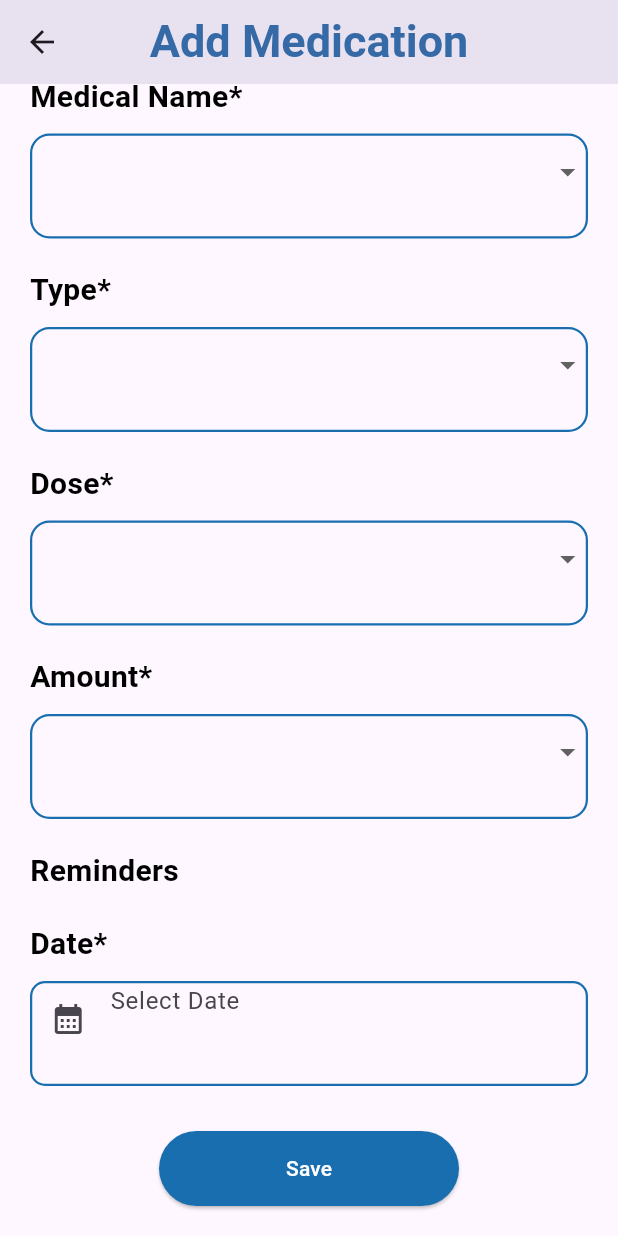
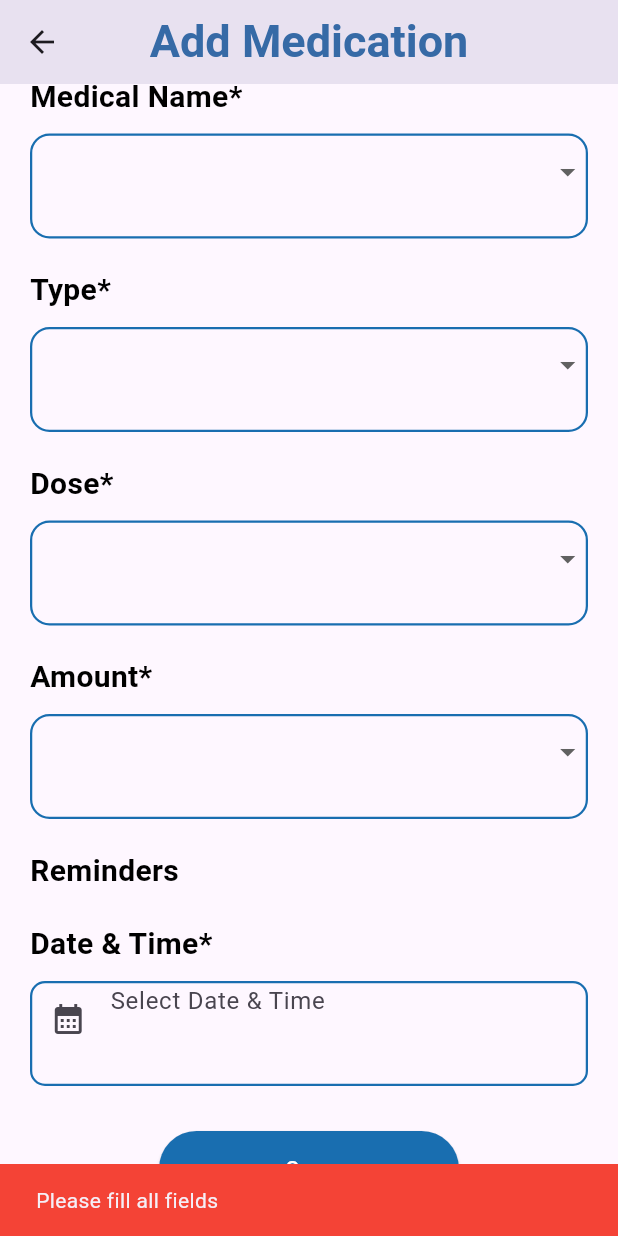
Before and after one commit to yousefMohamed2002/GraduationProject, a Flutter app: the AddMedication screen opened directly, scrolled down 114 dp, after a tap on "Save", on a phone screen of 412 x 824 dp. Run offline on Flutter 3.47's test engine with Material 3 defaults, Android fonts, the light colour scheme and no system bars; our stand-ins replace cloud_firestore, firebase_auth, firebase_core; accounts and stored records are empty.

Commit message:
Logic of Add Medications Done

```diff
--- a/Medi_bot/lib/Screens/AddMedication.dart
+++ b/Medi_bot/lib/Screens/AddMedication.dart
@@ -1,4 +1,7 @@
+import 'package:firebase_auth/firebase_auth.dart';
 import 'package:flutter/material.dart';
+import 'package:medi_bot/Screens/utilits/BuildDropDownList.dart';
+import 'package:medi_bot/Screens/utilits/AddMedicationsToFireatore.dart';
 
 class AddMedication extends StatefulWidget {
   const AddMedication({super.key});
@@ -12,71 +15,12 @@ class _AddMedicationState extends State<AddMedication> {
   String? selectedType;
   String? selectedDose;
   String? selectedAmount;
-  TextEditingController dateController = TextEditingController();
+  TextEditingController dateTimeController = TextEditingController();
 
   final List<String> medicines = ['Vitamin D', 'Vitamin C', 'Paracetamol'];
   final List<String> types = ['Tablet', 'Capsule', 'Liquid'];
   final List<String> doses = ['500mg', '1000mg', '1500mg'];
   final List<String> amounts = ['1', '2', '3', '4'];
-
-  Future<void> _selectDate(BuildContext context) async {
-    final DateTime? picked = await showDatePicker(
-      context: context,
-      initialDate: DateTime.now(),
-      firstDate: DateTime(2000),
-      lastDate: DateTime(2101),
-    );
-    if (picked != null) {
-      setState(() {
-        dateController.text = "${picked.toLocal()}".split(' ')[0];
-      });
-    }
-  }
-
-  Widget buildDropdown({
-    required String label,
-    required String? value,
-    required List<String> items,
-    required ValueChanged<String?> onChanged,
-  }) {
-    return Column(
-      crossAxisAlignment: CrossAxisAlignment.start,
-      children: [
-        Text(
-          "$label* ",
-          style: const TextStyle(
-            fontWeight: FontWeight.bold,
-            color: Colors.black,
-            fontSize: 20,
-          ),
-        ),
-        const SizedBox(height: 10),
-        Container(
-          decoration: BoxDecoration(
-            borderRadius: BorderRadius.circular(13),
-            border: Border.all(width: 1.5, color: const Color(0xFF196EB0)),
-          ),
-          width: 400,
-          height: 70,
-          child: DropdownButtonFormField<String>(
-            value: value,
-            onChanged: onChanged,
-            items: items.map((String item) {
-              return DropdownMenuItem<String>(
-                value: item,
-                child: Text(item),
-              );
-            }).toList(),
-            decoration: const InputDecoration(
-              border: InputBorder.none,
-              contentPadding: EdgeInsets.symmetric(horizontal: 10),
-            ),
-          ),
-        ),
-        const SizedBox(height: 20),
-      ],
-    );
-  }
 
   @override
   Widget build(BuildContext context) {
@@ -151,7 +95,7 @@ class _AddMedicationState extends State<AddMedication> {
             Row(
               children: const [
                 Text(
-                  "Date* ",
+                  "Date & Time* ",
                   style: TextStyle(
                     fontWeight: FontWeight.bold,
                     color: Colors.black,
@@ -162,7 +106,7 @@ class _AddMedicationState extends State<AddMedication> {
             ),
             const SizedBox(height: 10),
             GestureDetector(
-              onTap: () => _selectDate(context),
+              onTap: () => _selectDateTime(context),
               child: Container(
                 decoration: BoxDecoration(
                   borderRadius: BorderRadius.circular(10),
@@ -172,12 +116,12 @@ class _AddMedicationState extends State<AddMedication> {
                 height: 70,
                 child: AbsorbPointer(
                   child: TextFormField(
-                    controller: dateController,
+                    controller: dateTimeController,
                     decoration: const InputDecoration(
                       prefixIcon: Icon(Icons.calendar_month),
                       border: InputBorder.none,
                       contentPadding: EdgeInsets.symmetric(horizontal: 10),
-                      hintText: "Select Date",
+                      hintText: "Select Date & Time",
                     ),
                   ),
                 ),
@@ -185,9 +129,7 @@ class _AddMedicationState extends State<AddMedication> {
             ),
             const SizedBox(height: 30),
             ElevatedButton(
-              onPressed: () {
-                // Save logic here
-              },
+              onPressed: _saveMedication,
               style: ButtonStyle(
                 backgroundColor: MaterialStateProperty.all(const Color(0xFF196EB0)),
                 minimumSize: MaterialStateProperty.all(const Size(200, 50)),
@@ -204,4 +146,68 @@ class _AddMedicationState extends State<AddMedication> {
       ),
     );
   }
+  void _saveMedication() {
+    if (selectedMedicine == null ||
+        selectedType == null ||
+        selectedDose == null ||
+        selectedAmount == null ||
+        dateTimeController.text.isEmpty) {
+      ScaffoldMessenger.of(context).showSnackBar(
+        const SnackBar(
+          content: Text('Please fill all fields'),
+          backgroundColor: Colors.red,
+        ),
+      );
+      return;
+    }
+    else{
+      final addMedicationsToFirestore = AddMedicationsToFirestore(email: FirebaseAuth.instance.currentUser!.email!, selectedMedicine: selectedMedicine!, selectedType: selectedType!, selectedDose: selectedDose!, selectedAmount: selectedAmount!, dateTimeController: dateTimeController);
+      addMedicationsToFirestore.addMedicationsToDatabase();
+      ScaffoldMessenger.of(context).showSnackBar(
+        const SnackBar(
+          content: Text('Medication added successfully'),
+          backgroundColor: Colors.green,
+        ),
+      );
+
+      setState(() {
+        selectedMedicine = null;
+        selectedType = null;
+        selectedDose = null;
+        selectedAmount = null;
+        dateTimeController.clear();
+      });
+
+    }
+
+
+  }
+  Future<void> _selectDateTime(BuildContext context) async {
+    final DateTime? pickedDate = await showDatePicker(
+      context: context,
+      initialDate: DateTime.now(),
+      firstDate: DateTime(2000),
+      lastDate: DateTime(2101),
+    );
+
+    if (pickedDate != null) {
+      final TimeOfDay? pickedTime = await showTimePicker(
+        context: context,
+        initialTime: TimeOfDay.now(),
+      );
+
+      if (pickedTime != null) {
+        final DateTime combinedDateTime = DateTime(
+          pickedDate.year,
+          pickedDate.month,
+          pickedDate.day,
+          pickedTime.hour,
+          pickedTime.minute,
+        );
+        setState(() {
+          dateTimeController.text = combinedDateTime.toString();
+        });
+      }
+    }
+  }
 }
--- a/Medi_bot/lib/Screens/HomePage.dart
+++ b/Medi_bot/lib/Screens/HomePage.dart
@@ -2,11 +2,11 @@
 import 'package:cloud_firestore/cloud_firestore.dart';
 import 'package:firebase_auth/firebase_auth.dart';
 import 'package:flutter/material.dart';
+import 'package:medi_bot/Bottom_Bar/custom_bottom_nav_bar.dart';
 import 'package:medi_bot/Screens/AddMedication.dart';
 import 'package:medi_bot/Screens/Blood.dart';
 import 'package:medi_bot/Screens/Heart.dart';
 import 'package:medi_bot/Screens/Prescription.dart';
-import '../Bottom_Bar/custom_bottom_nav_bar.dart'; // Ensure this import is correct
 
 class Homepage extends StatefulWidget {
   @override
--- /dev/null
+++ b/Medi_bot/lib/Screens/utilits/AddMedicationsToFireatore.dart
@@ -0,0 +1,52 @@
+import 'package:cloud_firestore/cloud_firestore.dart';
+import 'package:flutter/cupertino.dart';
+
+class AddMedicationsToFirestore {
+  final String email;
+  final String selectedMedicine;
+  final String selectedType;
+  final String selectedDose;
+  final String selectedAmount;
+  final TextEditingController dateTimeController;
+
+  AddMedicationsToFirestore({
+    required this.email,
+    required this.selectedMedicine,
+    required this.selectedType,
+    required this.selectedDose,
+    required this.selectedAmount,
+    required this.dateTimeController,
+  });
+
+  // Method to add medication to Firestore
+  Future<bool> addMedicationsToDatabase() async {
+    if (dateTimeController.text.isEmpty) {
+      print("DateTime is empty");
+      return false;
+    }
+
+    try {
+      // Validate DateTime format
+      final dateTime = DateTime.parse(dateTimeController.text);
+
+      CollectionReference medications =
+      FirebaseFirestore.instance.collection('Medications');
+      await medications.add({
+        'Email': email,
+        'medicine': selectedMedicine,
+        'type': selectedType,
+        'dose': selectedDose,
+        'amount': selectedAmount,
+        'dateTime': Timestamp.fromDate(dateTime),
+      });
+      print("Medication Added");
+      return true; // Success
+    } on FormatException {
+      print("Invalid DateTime format");
+      return false;
+    } catch (error) {
+      print("Failed to add medication: $error");
+      return false;
+    }
+  }
+}
--- /dev/null
+++ b/Medi_bot/lib/Screens/utilits/BuildDropDownList.dart
@@ -0,0 +1,47 @@
+import 'package:flutter/cupertino.dart';
+import 'package:flutter/material.dart';
+
+Widget buildDropdown({
+  required String label,
+  required String? value,
+  required List<String> items,
+  required ValueChanged<String?> onChanged,
+}) {
+  return Column(
+    crossAxisAlignment: CrossAxisAlignment.start,
+    children: [
+      Text(
+        "$label* ",
+        style: const TextStyle(
+          fontWeight: FontWeight.bold,
+          color: Colors.black,
+          fontSize: 20,
+        ),
+      ),
+      const SizedBox(height: 10),
+      Container(
+        decoration: BoxDecoration(
+          borderRadius: BorderRadius.circular(13),
+          border: Border.all(width: 1.5, color: const Color(0xFF196EB0)),
+        ),
+        width: 400,
+        height: 70,
+        child: DropdownButtonFormField<String>(
+          value: value,
+          onChanged: onChanged,
+          items: items.map((String item) {
+            return DropdownMenuItem<String>(
+              value: item,
+              child: Text(item),
+            );
+          }).toList(),
+          decoration: const InputDecoration(
+            border: InputBorder.none,
+            contentPadding: EdgeInsets.symmetric(horizontal: 10),
+          ),
+        ),
+      ),
+      const SizedBox(height: 20),
+    ],
+  );
+}
--- a/Medi_bot/lib/main.dart
+++ b/Medi_bot/lib/main.dart
@@ -21,7 +21,7 @@ class MediBotApp extends StatelessWidget {
   Widget build(BuildContext context) {
     return const MaterialApp(
       debugShowCheckedModeBanner: false,
-      home: SplashScreen(),
+      home: AddMedication(),
     );
   }
 }
```
